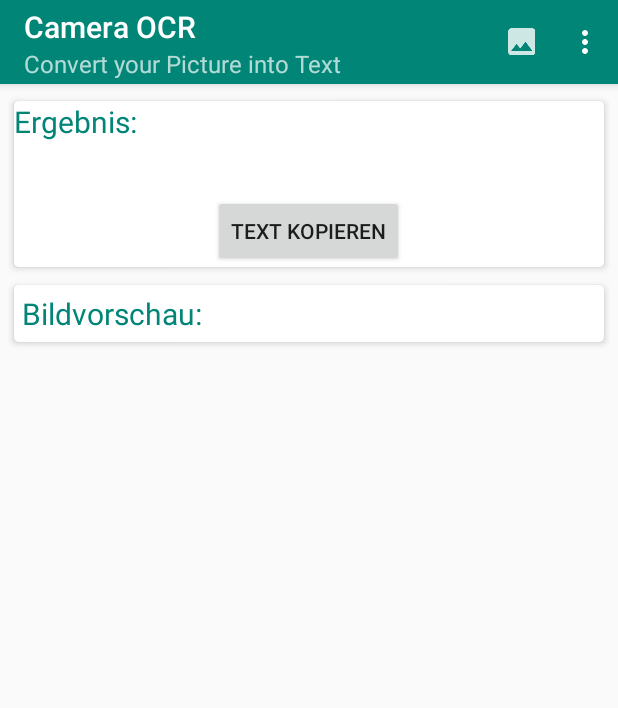
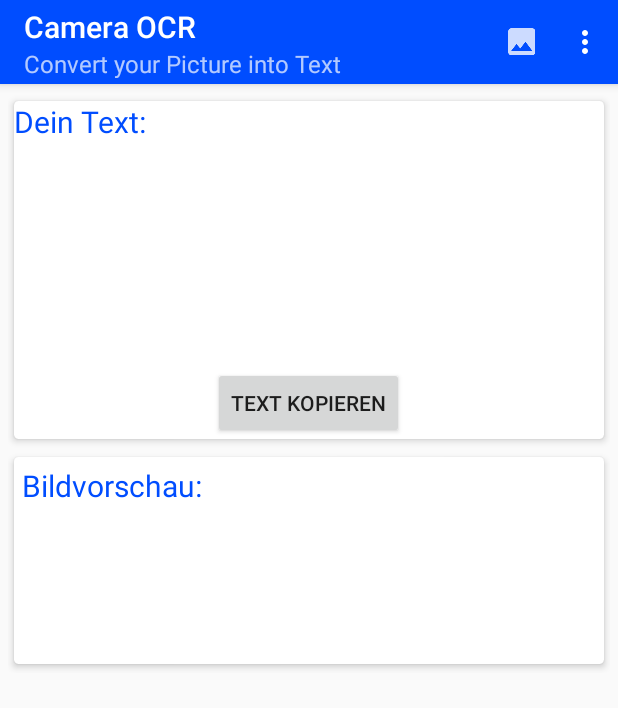
Before and after one commit to purpurWombat/Camera, an Android app: the screen it shows after launch (MainActivity), on a phone screen of 412 x 824 dp. Shown: the top 708 px of the screen. Run offline under Robolectric (Android 15) with nearby library versions, the phone set to English and light mode, and no system bars; libraries missing offline, so code that uses them is left out: com.google.android.gms, com.theartofdev.edmodo.

Commit message:
Schöner^4

```diff
--- a/app/src/main/res/layout/activity_main.xml
+++ b/app/src/main/res/layout/activity_main.xml
@@ -22,7 +22,8 @@
                 app:cardBackgroundColor="#fff"
                 app:cardUseCompatPadding="true"
                 app:cardCornerRadius="3dp"
-                app:cardElevation="3dp">
+                app:cardElevation="3dp"
+                android:minHeight="150dp">
 
                 <LinearLayout
                     android:layout_width="match_parent"
@@ -37,7 +38,7 @@
                         android:layout_width="match_parent"
                         android:layout_height="wrap_content" />
 
-                    <!--gescannter text kommt hier hin-->
+                    <!--Gescannter Text wird hier angezeigt-->
 
                     <EditText
                         android:id="@+id/resultEt"
@@ -48,7 +49,8 @@
                         android:textIsSelectable="true"
                         android:textColor="#000"
                         android:layout_width="match_parent"
-                        android:layout_height="wrap_content" />
+                        android:layout_height="wrap_content"
+                        android:minHeight="150dp"/>
 
                     <Button
                         android:id="@+id/buttonCopy"
@@ -66,7 +68,8 @@
                 app:cardBackgroundColor="#fff"
                 app:cardUseCompatPadding="true"
                 app:cardCornerRadius="3dp"
-                app:cardElevation="3dp">
+                app:cardElevation="3dp"
+                android:minHeight="150dp">
 
                 <LinearLayout
                     android:layout_width="match_parent"
--- a/app/src/main/res/values/colors.xml
+++ b/app/src/main/res/values/colors.xml
@@ -1,6 +1,6 @@
 <?xml version="1.0" encoding="utf-8"?>
 <resources>
-    <color name="colorPrimary">#008577</color>
-    <color name="colorPrimaryDark">#00574B</color>
+    <color name="colorPrimary">#004DFF</color>
+    <color name="colorPrimaryDark">#000000</color>
     <color name="colorAccent">#D81B60</color>
 </resources>
--- a/app/src/main/res/values/strings.xml
+++ b/app/src/main/res/values/strings.xml
@@ -1,6 +1,6 @@
 <resources>
     <string name="app_name">Camera OCR</string>
-    <string name="ergebnis">Ergebnis:</string>
+    <string name="ergebnis">Dein Text:</string>
     <string name="bildvorschau">Bildvorschau:</string>
     <string name="bild_w_hlen">Bild wählen</string>
     <string name="einstellungen">Einstellungen</string>
```
